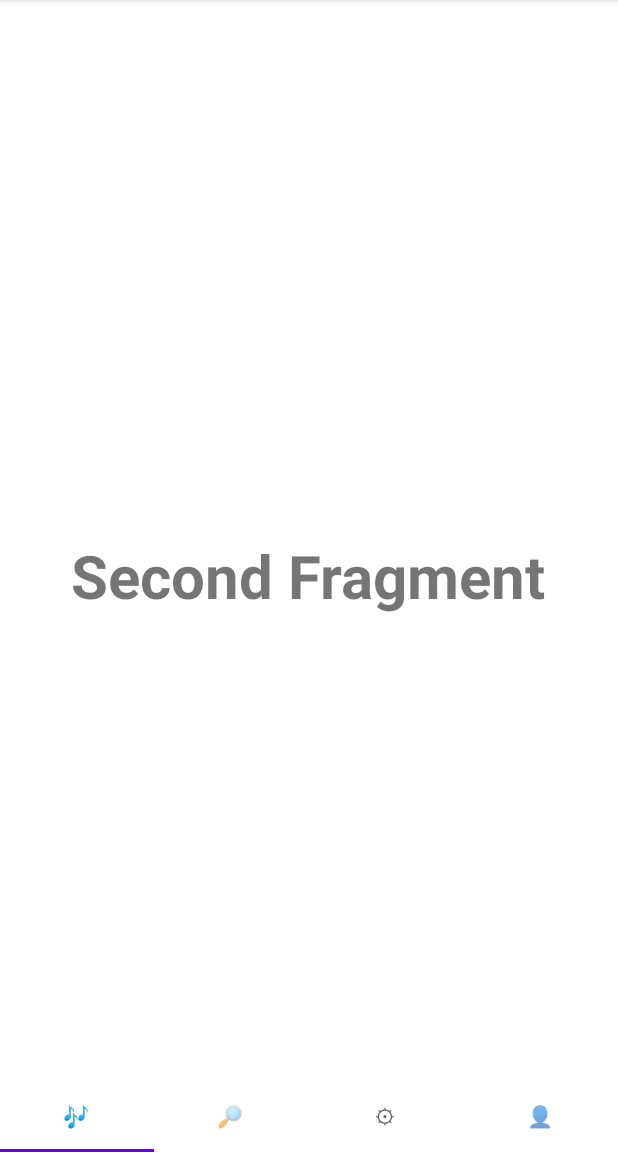
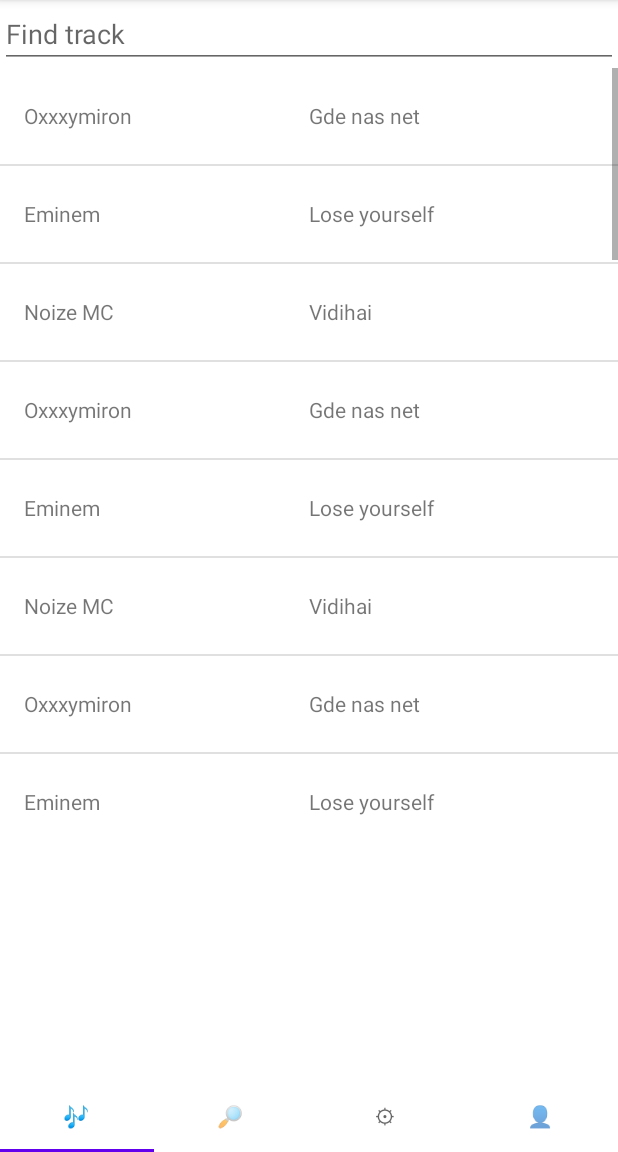
Before and after one commit to Deuqz/Karaoke-android, an Android app: the fragment MusicFragment placed in its activity, on a phone screen of 412 x 824 dp, the part 84-1236 px from its top. Run offline under Robolectric (Android 15) with nearby library versions, the phone set to English and light mode, and no system bars.

```diff
--- a/app/src/main/java/com/example/karaoke_android/MainActivity.java
+++ b/app/src/main/java/com/example/karaoke_android/MainActivity.java
@@ -12,15 +12,15 @@ import com.google.android.material.tabs.TabLayout;
 
 public class MainActivity extends AppCompatActivity {
 
-    FrameLayout simpleFrameLayout;
+    FrameLayout frameLayout;
     TabLayout tabLayout;
 
     @Override
     protected void onCreate(Bundle savedInstanceState) {
         super.onCreate(savedInstanceState);
         setContentView(R.layout.activity_main);
-        simpleFrameLayout = findViewById(R.id.simpleFrameLayout);
-        tabLayout = findViewById(R.id.simpleTabLayout);
+        frameLayout = findViewById(R.id.frameLayout);
+        tabLayout = findViewById(R.id.tabLayout);
         TabLayout.Tab musicTab = tabLayout.newTab();
         musicTab.setText("\uD83C\uDFB6");
         tabLayout.addTab(musicTab);
@@ -33,7 +33,6 @@ public class MainActivity extends AppCompatActivity {
         TabLayout.Tab profileTab = tabLayout.newTab();
         profileTab.setText("\uD83D\uDC64");
         tabLayout.addTab(profileTab);
-
 
         tabLayout.setOnTabSelectedListener(new TabLayout.OnTabSelectedListener() {
             @Override
@@ -56,7 +55,7 @@ public class MainActivity extends AppCompatActivity {
                 FragmentManager fm = getSupportFragmentManager();
                 FragmentTransaction ft = fm.beginTransaction();
                 assert fragment != null;
-                ft.replace(R.id.simpleFrameLayout, fragment);
+                ft.replace(R.id.frameLayout, fragment);
                 ft.setTransition(FragmentTransaction.TRANSIT_FRAGMENT_OPEN);
                 ft.commit();
             }
--- a/app/src/main/java/com/example/karaoke_android/MusicFragment.java
+++ b/app/src/main/java/com/example/karaoke_android/MusicFragment.java
@@ -1,30 +1,46 @@
 package com.example.karaoke_android;
 
-import android.Manifest;
 import android.content.Intent;
-import android.content.pm.PackageManager;
 import android.os.Bundle;
+import android.text.Editable;
+import android.text.TextWatcher;
 import android.view.LayoutInflater;
 import android.view.View;
 import android.view.ViewGroup;
-
-import androidx.annotation.NonNull;
-import androidx.appcompat.app.AppCompatActivity;
-import androidx.core.app.ActivityCompat;
+import android.widget.EditText;
+import android.widget.ListView;
 
 import database.Track;
-import database.User;
-import voice.TrackPlayer;
-import voice.TrackPlayerSimple;
-import voice.VoiceRecorder;
-import voice.VoiceRecorderSimple;
 
 import androidx.fragment.app.Fragment;
 
+import java.util.ArrayList;
+
 public class MusicFragment extends Fragment {
 
+    static private final ArrayList<Track> allTracks;
+
+    static {
+        allTracks = new ArrayList<>();
+        for (int i = 0; i < 10; i++) {
+            allTracks.add(new Track("Gde nas net", "Oxxxymiron", "", 0));
+            allTracks.add(new Track("Lose yourself", "Eminem", "", 0));
+            allTracks.add(new Track("Vidihai", "Noize MC", "", 0));
+        }
+    }
+
+    private ArrayList<Track> getTackList(String subString) {
+        ArrayList<Track> tracks = new ArrayList<>();
+        for (Track track : allTracks) {
+            if (track.getName().toLowerCase().contains(subString.toLowerCase())
+                    || track.getAuthor().toLowerCase().contains(subString.toLowerCase())) {
+                tracks.add(track);
+            }
+        }
+        return tracks;
+    }
+
     public MusicFragment() {
-// Required empty public constructor
     }
 
     @Override
@@ -32,65 +48,39 @@ public class MusicFragment extends Fragment {
         super.onCreate(savedInstanceState);
     }
 
+    private void buttonsRedraw(View view, EditText editText) {
+        ArrayList<Track> tracks = getTackList(editText.getText().toString());
+        TrackAdaptor trackAdapter = new TrackAdaptor(getActivity(), tracks);
+        ListView listView = (ListView) view.findViewById(R.id.listView);
+        listView.setAdapter(trackAdapter);
+        listView.setOnItemClickListener((adapterView, view1, i, l) -> {
+            Intent intent = new Intent(view1.getContext(), SongActivity.class);
+            startActivity(intent);
+        });
+    }
+
     @Override
     public View onCreateView(LayoutInflater inflater, ViewGroup container,
                              Bundle savedInstanceState) {
-// Inflate the layout for this fragment
-        return inflater.inflate(R.layout.fragment_profile, container, false);
+        View view = inflater.inflate(R.layout.fragment_music, container, false);
+        EditText editText = (EditText) view.findViewById(R.id.textInput);
+        editText.addTextChangedListener(new TextWatcher() {
+            @Override
+            public void afterTextChanged(Editable s) {
+            }
+
+            @Override
+            public void beforeTextChanged(CharSequence s, int start,
+                                          int count, int after) {
+            }
+
+            @Override
+            public void onTextChanged(CharSequence s, int start,
+                                      int before, int count) {
+                buttonsRedraw(view, editText);
+            }
+        });
+        buttonsRedraw(view, editText);
+        return view;
     }
-
-//    TrackPlayer trackPlayer;
-//    VoiceRecorder voiceRecorder;
-
-//    @Override
-//    public void onCreate(Bundle savedInstanceState) {
-//        super.onCreate(savedInstanceState);
-//        getActivity().setContentView(R.layout.activity_main);
-//        trackPlayer = new TrackPlayerSimple(getActivity().getApplicationContext());
-//        User user = getActivity().getIntent().getParcelableExtra("User");
-//        voiceRecorder = new VoiceRecorderSimple(getActivity().getApplicationContext(), user);
-//    }
-//
-//    // code below from Denis
-//    private boolean pausePushed = false;
-//    public void playTrackPushed(View view) {
-//        if (!pausePushed) {
-//            trackPlayer.setTrack(new Track("track1", "somebody", "", R.raw.track1));
-//        }
-//        trackPlayer.play();
-//    }
-//
-//    public void pauseTrackPushed(View view) {
-//        trackPlayer.pause();
-//        pausePushed = true;
-//    }
-//
-//    // Requesting permission to RECORD_AUDIO
-//    private static final int REQUEST_RECORD_AUDIO_PERMISSION = 200;
-//    private boolean permissionToRecordAccepted = false;
-//    private String [] permissions = { Manifest.permission.RECORD_AUDIO };
-//
-//    @Override
-//    public void onRequestPermissionsResult(int requestCode, @NonNull String[] permissions, @NonNull int[] grantResults) {
-//        super.onRequestPermissionsResult(requestCode, permissions, grantResults);
-//        if (requestCode == REQUEST_RECORD_AUDIO_PERMISSION) {
-//            permissionToRecordAccepted = grantResults[0] == PackageManager.PERMISSION_GRANTED;
-//        }
-//        if (!permissionToRecordAccepted) {
-//            getActivity().finish();
-//        }
-//    }
-//
-//    public void recordPushed(View view) {
-//    }
-//
-//    public void stopRecordPushed(View view) {
-//    }
-
-//    @Override
-//    public void onDestroy() {
-//        super.onDestroy();
-//        trackPlayer.stop();
-//        trackPlayer.close();
-//    }
 }
--- a/app/src/main/java/com/example/karaoke_android/SearchFragment.java
+++ b/app/src/main/java/com/example/karaoke_android/SearchFragment.java
@@ -22,6 +22,6 @@ public class SearchFragment extends Fragment {
     public View onCreateView(LayoutInflater inflater, ViewGroup container,
                              Bundle savedInstanceState) {
 // Inflate the layout for this fragment
-        return inflater.inflate(R.layout.fragment_profile, container, false);
+        return inflater.inflate(R.layout.fragment_search, container, false);
     }
 }
--- /dev/null
+++ b/app/src/main/java/com/example/karaoke_android/TrackAdaptor.java
@@ -0,0 +1,37 @@
+package com.example.karaoke_android;
+
+import android.app.Activity;
+import android.view.LayoutInflater;
+import android.view.View;
+import android.view.ViewGroup;
+import android.widget.ArrayAdapter;
+import android.widget.ImageView;
+import android.widget.TextView;
+
+import java.util.ArrayList;
+
+import database.Track;
+
+public class TrackAdaptor extends ArrayAdapter<Track> {
+
+    private static final String LOG_TAG = TrackAdaptor.class.getSimpleName();
+
+    public TrackAdaptor(Activity context, ArrayList<Track> desserts) {
+        super(context, 0, desserts);
+    }
+
+    @Override
+    public View getView(int position, View convertView, ViewGroup parent) {
+        View listItemView = convertView;
+        if (listItemView == null) {
+            listItemView = LayoutInflater.from(getContext()).inflate(
+                    R.layout.list_item, parent, false);
+        }
+        Track currentTrack = getItem(position);
+        TextView authorTextView = (TextView) listItemView.findViewById(R.id.track_author);
+        authorTextView.setText(currentTrack.getAuthor());
+        TextView nameTextView = (TextView) listItemView.findViewById(R.id.track_name);
+        nameTextView.setText(currentTrack.getName());
+        return listItemView;
+    }
+}
--- a/app/src/main/java/voice/TrackPlayerSimple.java
+++ b/app/src/main/java/voice/TrackPlayerSimple.java
@@ -21,7 +21,7 @@ public class TrackPlayerSimple implements TrackPlayer {
         if (mediaPlayer != null && mediaPlayer.isPlaying()) {
             stop();
         }
-        mediaPlayer = MediaPlayer.create(context, track.id);
+        mediaPlayer = MediaPlayer.create(context, track.getId());
         mediaPlayer.setAudioAttributes(
                 new AudioAttributes.Builder()
                         .setContentType(AudioAttributes.CONTENT_TYPE_MUSIC)
--- a/app/src/main/res/layout/activity_main.xml
+++ b/app/src/main/res/layout/activity_main.xml
@@ -7,12 +7,12 @@
     tools:context=".MainActivity">
 
     <FrameLayout
-        android:id="@+id/simpleFrameLayout"
+        android:id="@+id/frameLayout"
         android:layout_width="match_parent"
         android:layout_height="match_parent">
 
         <com.google.android.material.tabs.TabLayout
-            android:id="@+id/simpleTabLayout"
+            android:id="@+id/tabLayout"
             android:layout_width="match_parent"
             android:layout_height="wrap_content"
             android:layout_gravity="bottom"
--- a/app/src/main/res/layout/fragment_music.xml
+++ b/app/src/main/res/layout/fragment_music.xml
@@ -4,12 +4,17 @@
     android:layout_height="match_parent"
     tools:context=".MusicFragment">
 
-    <TextView
-        android:layout_width="wrap_content"
+    <EditText
+        android:id="@+id/textInput"
+        android:layout_width="match_parent"
         android:layout_height="wrap_content"
-        android:layout_centerInParent="true"
-        android:text="First Fragment"
-        android:textSize="40dp"
-        android:textStyle="bold" />
+        android:hint="@string/find_track"
+        android:inputType="text" />
+
+    <ListView
+        android:id="@+id/listView"
+        android:layout_width="match_parent"
+        android:layout_height="500dp"
+        android:layout_below="@+id/textInput" />
 
 </RelativeLayout>
--- /dev/null
+++ b/app/src/main/res/layout/list_item.xml
@@ -0,0 +1,22 @@
+<?xml version="1.0" encoding="utf-8"?><!-- Layout for a single list item -->
+<LinearLayout xmlns:android="http://schemas.android.com/apk/res/android"
+    android:layout_width="match_parent"
+    android:layout_height="wrap_content"
+    android:gravity="center_vertical"
+    android:minHeight="?android:attr/listPreferredItemHeight"
+    android:orientation="horizontal"
+    android:padding="16dp">
+
+    <TextView
+        android:id="@+id/track_author"
+        android:layout_width="0dp"
+        android:layout_height="wrap_content"
+        android:layout_weight="1" />
+
+    <TextView
+        android:id="@+id/track_name"
+        android:layout_width="0dp"
+        android:layout_height="wrap_content"
+        android:layout_weight="1" />
+
+</LinearLayout>
--- a/app/src/main/res/values/strings.xml
+++ b/app/src/main/res/values/strings.xml
@@ -10,9 +10,8 @@
     <string name="password">Password</string>
     <string name="login">Login</string>
     <string name="ok">OK</string>
-    <!-- TODO: Remove or change this placeholder text -->
-    <string name="hello_blank_fragment">Hello blank fragment</string>
     <string name="settings">⚙</string>
     <string name="microphone">🎤</string>
     <string name="profile">👤</string>
+    <string name="find_track">Find track</string>
 </resources>
```
Also changed, not shown: app/src/main/java/com/example/karaoke_android/PlayerActivity.java (added, +77 -0 lines), app/src/main/java/com/example/karaoke_android/SongActivity.java (added, +14 -0 lines), app/src/main/java/database/Track.java (+37 -4 lines), app/src/main/res/layout/activity_song.xml (added, +18 -0 lines).
